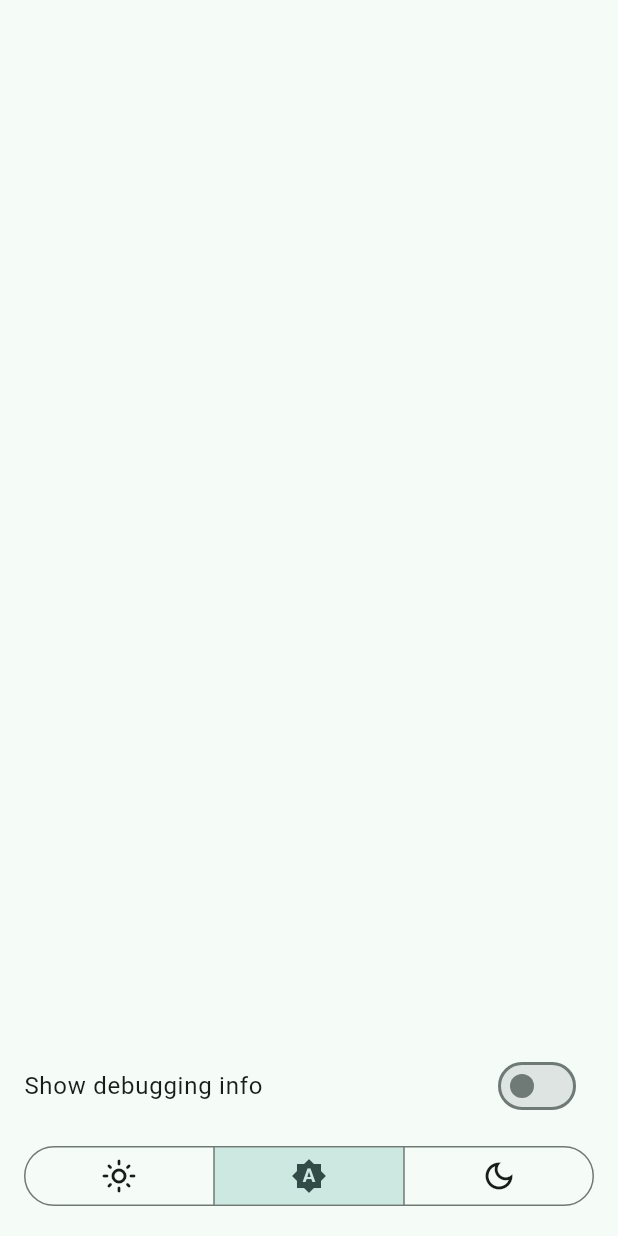
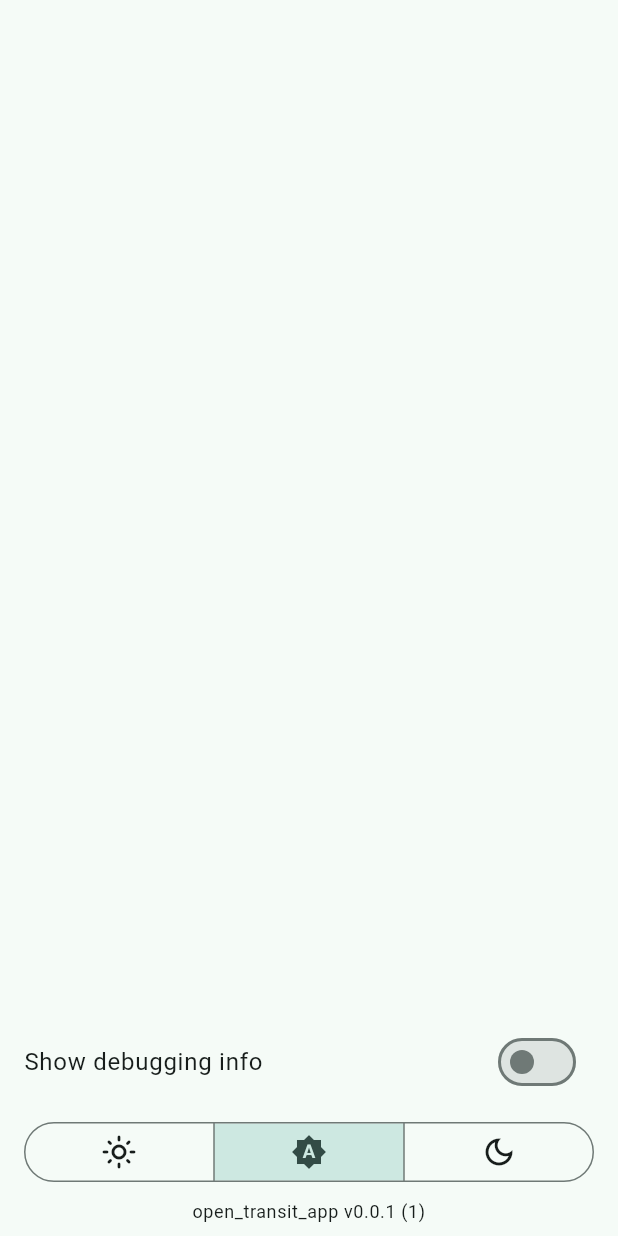
Before and after one commit to lonelyteapot/open-transit-app, a Flutter app: the DrawerContent widget shown alone on an empty page, opened directly, on a phone screen of 412 x 824 dp. Run offline on Flutter 3.47's test engine with Material 2 defaults, Android fonts, the phone set to English and light mode, and no system bars; our stand-ins replace dio, flutter_map, flutter_riverpod, freezed_annotation, go_router, latlong2 and 5 more; missing offline and left inert: dart:html, flutter_map_cancellable_tile_provider; accounts and stored records are empty; generated files the repository leaves out were written again; statements that could not run were skipped.

Commit message:
Add app info to drawer

```diff
--- a/lib/src/home/drawer_widget.dart
+++ b/lib/src/home/drawer_widget.dart
@@ -1,6 +1,7 @@
 import 'package:flutter/foundation.dart';
 import 'package:flutter/material.dart';
 import 'package:flutter_riverpod/flutter_riverpod.dart';
+import 'package:package_info_plus/package_info_plus.dart';
 import 'package:riverpod_annotation/riverpod_annotation.dart';
 import 'package:url_launcher/link.dart';
 
@@ -13,6 +14,11 @@ part 'drawer_widget.g.dart';
 Uri? apkDownloadUrl(ApkDownloadUrlRef ref) {
   // Non-null only on Web
   return WebUtils.instance?.getBaseUrl()?.resolve('open-transit-app.apk');
+}
+
+@Riverpod(keepAlive: true)
+FutureOr<PackageInfo> packageInfo(PackageInfoRef ref) async {
+  return PackageInfo.fromPlatform();
 }
 
 class DrawerContent extends ConsumerWidget {
@@ -36,6 +42,7 @@ class DrawerContent extends ConsumerWidget {
         ),
         const SizedBox(height: 8),
         const _ThemeSelector(),
+        const _AppInfo(),
       ],
     );
   }
@@ -73,16 +80,13 @@ class _AndroidAppDownloadLink extends StatelessWidget {
 }
 
 class _ThemeSelector extends ConsumerWidget {
-  const _ThemeSelector({
-    // ignore: unused_element
-    super.key,
-  });
+  const _ThemeSelector();
 
   @override
   Widget build(BuildContext context, WidgetRef ref) {
     final themeMode = ref.watch(settingsProvider).themeMode;
     return Padding(
-      padding: const EdgeInsets.symmetric(horizontal: 16).copyWith(bottom: 16),
+      padding: const EdgeInsets.symmetric(horizontal: 16),
       child: SegmentedButton<ThemeMode>(
         showSelectedIcon: false,
         selected: {themeMode},
@@ -125,3 +129,26 @@ class _ThemeSelector extends ConsumerWidget {
     );
   }
 }
+
+class _AppInfo extends ConsumerWidget {
+  const _AppInfo();
+
+  @override
+  Widget build(BuildContext context, WidgetRef ref) {
+    final packageInfo = ref.watch(packageInfoProvider);
+    final appName = packageInfo.valueOrNull?.appName;
+    final version = packageInfo.valueOrNull?.version;
+    final buildNumber = packageInfo.valueOrNull?.buildNumber;
+    return Padding(
+      padding: const EdgeInsets.symmetric(vertical: 8, horizontal: 16),
+      child: Visibility(
+        visible: packageInfo.valueOrNull != null,
+        child: Text(
+          '$appName v$version ($buildNumber)',
+          style: Theme.of(context).textTheme.bodySmall,
+          textAlign: TextAlign.center,
+        ),
+      ),
+    );
+  }
+}
--- a/pubspec.yaml
+++ b/pubspec.yaml
@@ -17,6 +17,7 @@ dependencies:
   go_router: ^10.1.2
   latlong2: ^0.9.0
   logger: ^2.0.2
+  package_info_plus: ^4.1.0
   riverpod_annotation: ^2.1.5
   shared_preferences: ^2.2.1
   sliding_up_panel: ^2.0.0+1
```
Also changed, not shown: lib/src/home/drawer_widget.g.dart, pubspec.lock.
